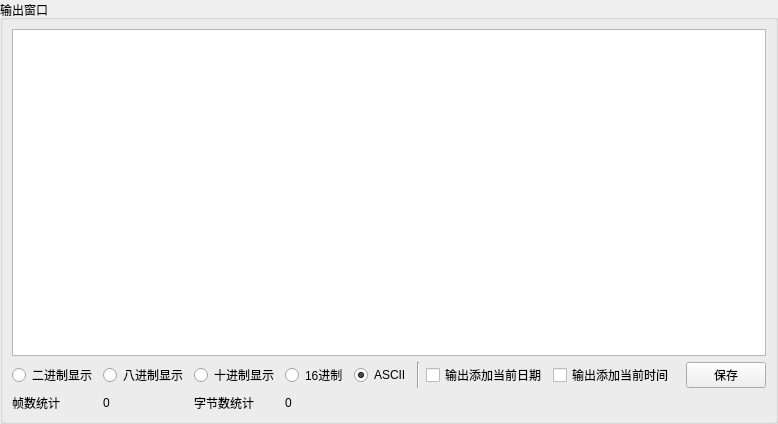
x-tools-author/x-tools, file src/ui/common/outputwindow.ui: the form before one commit.
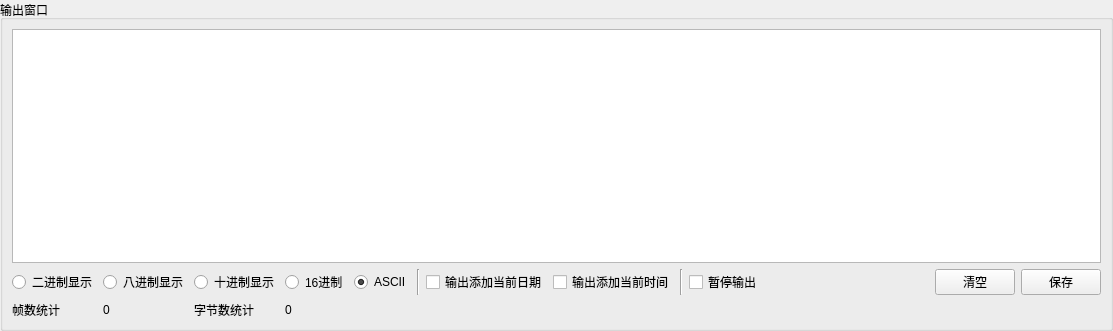
The form after the commit.

Commit message: 输出面板添加暂停显示功能，添加清除输出功能

Patch:
```diff
--- a/src/ui/common/outputwindow.ui
+++ b/src/ui/common/outputwindow.ui
@@ -6,8 +6,8 @@
    <rect>
     <x>0</x>
     <y>0</y>
-    <width>770</width>
-    <height>424</height>
+    <width>1113</width>
+    <height>331</height>
    </rect>
   </property>
   <property name="windowTitle">
@@ -66,32 +66,21 @@
         </property>
        </widget>
       </item>
-      <item row="1" column="3">
-       <widget class="QRadioButton" name="radioButton_hex">
+      <item row="1" column="0">
+       <widget class="QRadioButton" name="radioButton_bin">
         <property name="text">
-         <string>16进制</string>
+         <string>二进制显示</string>
         </property>
        </widget>
       </item>
-      <item row="1" column="7">
-       <widget class="QCheckBox" name="checkBox_time">
+      <item row="2" column="3">
+       <widget class="QLabel" name="label_bytes">
         <property name="text">
-         <string>输出添加当前时间</string>
+         <string>0</string>
         </property>
        </widget>
       </item>
-      <item row="0" column="0" colspan="10">
-       <widget class="QTextBrowser" name="textBrowser">
-        <property name="html">
-         <string>&lt;!DOCTYPE HTML PUBLIC &quot;-//W3C//DTD HTML 4.0//EN&quot; &quot;http://www.w3.org/TR/REC-html40/strict.dtd&quot;&gt;
-&lt;html&gt;&lt;head&gt;&lt;meta name=&quot;qrichtext&quot; content=&quot;1&quot; /&gt;&lt;style type=&quot;text/css&quot;&gt;
-p, li { white-space: pre-wrap; }
-&lt;/style&gt;&lt;/head&gt;&lt;body style=&quot; font-family:'SimSun'; font-size:9pt; font-weight:400; font-style:normal;&quot;&gt;
-&lt;p style=&quot;-qt-paragraph-type:empty; margin-top:0px; margin-bottom:0px; margin-left:0px; margin-right:0px; -qt-block-indent:0; text-indent:0px;&quot;&gt;&lt;br /&gt;&lt;/p&gt;&lt;/body&gt;&lt;/html&gt;</string>
-        </property>
-       </widget>
-      </item>
-      <item row="1" column="8">
+      <item row="1" column="10">
        <spacer name="horizontalSpacer">
         <property name="orientation">
          <enum>Qt::Horizontal</enum>
@@ -104,20 +93,6 @@
         </property>
        </spacer>
       </item>
-      <item row="1" column="9">
-       <widget class="QPushButton" name="pushButton_save">
-        <property name="text">
-         <string>保存</string>
-        </property>
-       </widget>
-      </item>
-      <item row="1" column="0">
-       <widget class="QRadioButton" name="radioButton_bin">
-        <property name="text">
-         <string>二进制显示</string>
-        </property>
-       </widget>
-      </item>
       <item row="1" column="5">
        <widget class="Line" name="line">
         <property name="orientation">
@@ -125,6 +100,31 @@
         </property>
        </widget>
       </item>
+      <item row="0" column="0" colspan="13">
+       <widget class="QTextBrowser" name="textBrowser">
+        <property name="html">
+         <string>&lt;!DOCTYPE HTML PUBLIC &quot;-//W3C//DTD HTML 4.0//EN&quot; &quot;http://www.w3.org/TR/REC-html40/strict.dtd&quot;&gt;
+&lt;html&gt;&lt;head&gt;&lt;meta name=&quot;qrichtext&quot; content=&quot;1&quot; /&gt;&lt;style type=&quot;text/css&quot;&gt;
+p, li { white-space: pre-wrap; }
+&lt;/style&gt;&lt;/head&gt;&lt;body style=&quot; font-family:'SimSun'; font-size:9pt; font-weight:400; font-style:normal;&quot;&gt;
+&lt;p style=&quot;-qt-paragraph-type:empty; margin-top:0px; margin-bottom:0px; margin-left:0px; margin-right:0px; -qt-block-indent:0; text-indent:0px;&quot;&gt;&lt;br /&gt;&lt;/p&gt;&lt;/body&gt;&lt;/html&gt;</string>
+        </property>
+       </widget>
+      </item>
+      <item row="2" column="2">
+       <widget class="QLabel" name="label_3">
+        <property name="text">
+         <string>字节数统计</string>
+        </property>
+       </widget>
+      </item>
+      <item row="1" column="3">
+       <widget class="QRadioButton" name="radioButton_hex">
+        <property name="text">
+         <string>16进制</string>
+        </property>
+       </widget>
+      </item>
       <item row="2" column="0">
        <widget class="QLabel" name="label">
         <property name="text">
@@ -132,6 +132,20 @@
         </property>
        </widget>
       </item>
+      <item row="1" column="7">
+       <widget class="QCheckBox" name="checkBox_time">
+        <property name="text">
+         <string>输出添加当前时间</string>
+        </property>
+       </widget>
+      </item>
+      <item row="1" column="12">
+       <widget class="QPushButton" name="pushButton_save">
+        <property name="text">
+         <string>保存</string>
+        </property>
+       </widget>
+      </item>
       <item row="2" column="1">
        <widget class="QLabel" name="label_frame">
         <property name="text">
@@ -139,17 +153,24 @@
         </property>
        </widget>
       </item>
-      <item row="2" column="2">
-       <widget class="QLabel" name="label_3">
+      <item row="1" column="9">
+       <widget class="QCheckBox" name="checkBox_pause">
         <property name="text">
-         <string>字节数统计</string>
+         <string>暂停输出</string>
         </property>
        </widget>
       </item>
-      <item row="2" column="3">
-       <widget class="QLabel" name="label_bytes">
+      <item row="1" column="11">
+       <widget class="QPushButton" name="pushButton">
         <property name="text">
-         <string>0</string>
+         <string>清空</string>
+        </property>
+       </widget>
+      </item>
+      <item row="1" column="8">
+       <widget class="Line" name="line_2">
+        <property name="orientation">
+         <enum>Qt::Vertical</enum>
         </property>
        </widget>
       </item>
```
Left out of the diff: 19 changed lines with no effect on the pictures. The commit also changes 1 other file.
